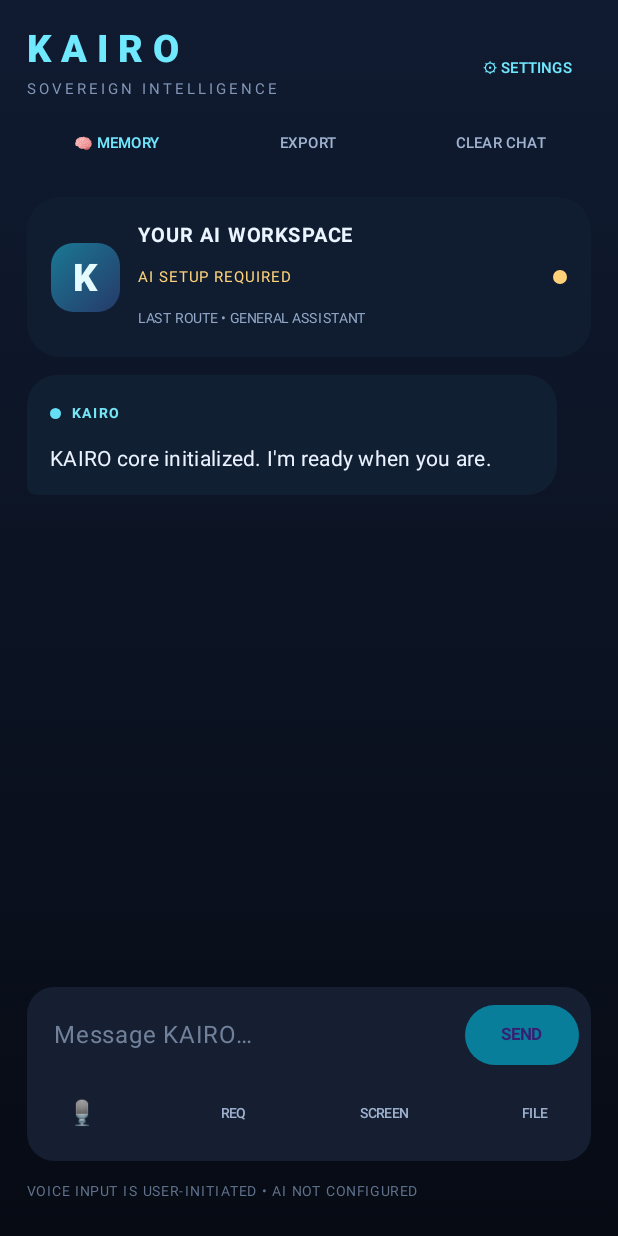
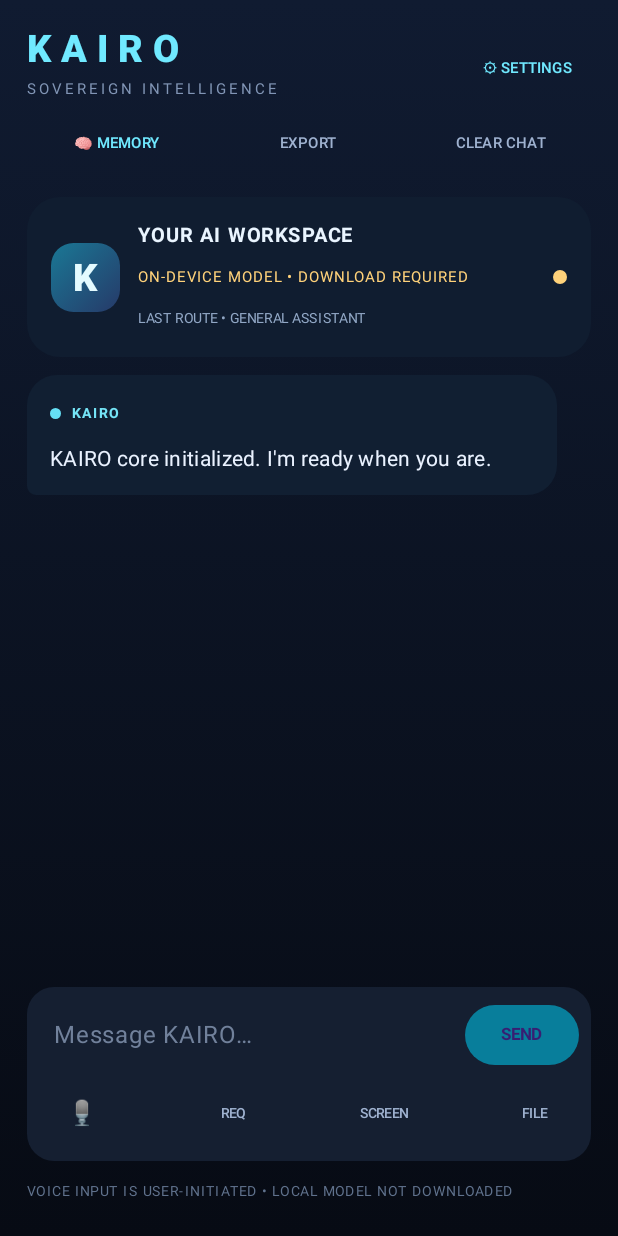
Before and after one commit to premthegoldyboy/KAIRO-AI, an Android app built with Jetpack Compose: the screen it shows after launch (MainActivity), on a phone screen of 412 x 824 dp. Run offline under Robolectric (Android 15) with nearby library versions, the phone set to English and light mode, and no system bars; libraries missing offline, so code that uses them is left out: com.google.ai.edge; pictures from the network do not load; 5 statements that could not run were skipped.

Commit message:
Report model readiness accurately in the workspace

```diff
--- a/app/src/main/java/com/kairo/ai/MainActivity.kt
+++ b/app/src/main/java/com/kairo/ai/MainActivity.kt
@@ -360,9 +360,10 @@ private fun KairoApp(onSpeak: (String) -> Unit) {
                             Text("YOUR AI WORKSPACE", color = Color(0xFFEAF5FF), fontSize = 13.sp, fontWeight = FontWeight.Bold, letterSpacing = 1.sp)
                             Text(
                                 when {
-                                    localAiEnabled && localModelReady -> "ON-DEVICE MODEL • ACTIVE"
-                                    providerConfigs.isNotEmpty() && !localAiEnabled -> "CLOUD AI • CONFIGURED"
-                                    else -> "AI SETUP REQUIRED"
+                                    localAiEnabled && localModelReady -> "ON-DEVICE MODEL • READY"
+                                    localAiEnabled -> "ON-DEVICE MODEL • DOWNLOAD REQUIRED"
+                                    providerConfigs.isNotEmpty() -> "CLOUD AI • CONFIGURED"
+                                    else -> "CLOUD AI • SETUP REQUIRED"
                                 },
                                 color = when {
                                     localAiEnabled && localModelReady -> Color(0xFF73E6B0)
@@ -620,7 +621,8 @@ private fun KairoApp(onSpeak: (String) -> Unit) {
                 Spacer(Modifier.height(8.dp))
                 Text(
                     when {
-                        localAiEnabled && localModelReady -> "VOICE INPUT IS USER-INITIATED • LOCAL AI"
+                        localAiEnabled && localModelReady -> "VOICE INPUT IS USER-INITIATED • LOCAL AI READY"
+                        localAiEnabled -> "VOICE INPUT IS USER-INITIATED • LOCAL MODEL NOT DOWNLOADED"
                         providerConfigs.isNotEmpty() -> "VOICE INPUT IS USER-INITIATED • MULTI-PROVIDER CLOUD AI"
                         else -> "VOICE INPUT IS USER-INITIATED • AI NOT CONFIGURED"
                     },
```
